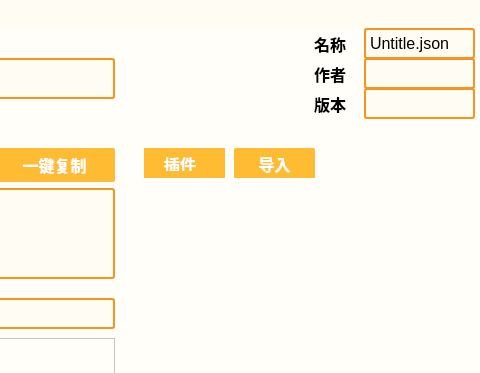
First picture: the form in mainwindow.ui, repository Zao-chen/ZcCommandEditor, before the edit; both pictures show x 976 to 1456 and y 0 to 373 of the 1456 by 688 pixel window.
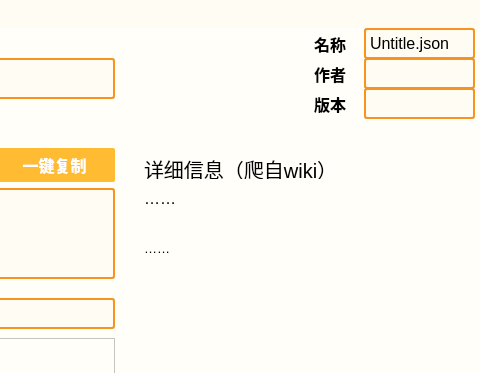
Second picture: the form after the edit.

Commit message: 1.3 自动读取指令包表并导入；指令介绍自wiki爬虫（半成品）

Diff of the .ui file:
```diff
--- a/mainwindow.ui
+++ b/mainwindow.ui
@@ -773,44 +773,6 @@
      </rect>
     </property>
    </widget>
-   <widget class="QComboBox" name="comboBox_2">
-    <property name="geometry">
-     <rect>
-      <x>1120</x>
-      <y>120</y>
-      <width>81</width>
-      <height>31</height>
-     </rect>
-    </property>
-    <item>
-     <property name="text">
-      <string>插件</string>
-     </property>
-    </item>
-   </widget>
-   <widget class="QPushButton" name="pushButton">
-    <property name="geometry">
-     <rect>
-      <x>1210</x>
-      <y>120</y>
-      <width>81</width>
-      <height>31</height>
-     </rect>
-    </property>
-    <property name="text">
-     <string>导入</string>
-    </property>
-   </widget>
-   <widget class="QWidget" name="widget" native="true">
-    <property name="geometry">
-     <rect>
-      <x>1120</x>
-      <y>150</y>
-      <width>331</width>
-      <height>461</height>
-     </rect>
-    </property>
-   </widget>
    <widget class="QLabel" name="label_11">
     <property name="geometry">
      <rect>
@@ -954,6 +916,115 @@
      <string>Untitle.json</string>
     </property>
    </widget>
+   <widget class="QWidget" name="widget" native="true">
+    <property name="geometry">
+     <rect>
+      <x>1110</x>
+      <y>120</y>
+      <width>330</width>
+      <height>511</height>
+     </rect>
+    </property>
+    <widget class="QLabel" name="label_13">
+     <property name="geometry">
+      <rect>
+       <x>10</x>
+       <y>10</y>
+       <width>191</width>
+       <height>21</height>
+      </rect>
+     </property>
+     <property name="font">
+      <font>
+       <pointsize>15</pointsize>
+      </font>
+     </property>
+     <property name="text">
+      <string>详细信息（爬自wiki）</string>
+     </property>
+    </widget>
+    <widget class="QLabel" name="label_command">
+     <property name="geometry">
+      <rect>
+       <x>10</x>
+       <y>40</y>
+       <width>191</width>
+       <height>21</height>
+      </rect>
+     </property>
+     <property name="font">
+      <font>
+       <pointsize>12</pointsize>
+      </font>
+     </property>
+     <property name="text">
+      <string>……</string>
+     </property>
+    </widget>
+    <widget class="QLabel" name="label_des">
+     <property name="geometry">
+      <rect>
+       <x>10</x>
+       <y>70</y>
+       <width>311</width>
+       <height>61</height>
+      </rect>
+     </property>
+     <property name="font">
+      <font>
+       <pointsize>10</pointsize>
+      </font>
+     </property>
+     <property name="text">
+      <string>……</string>
+     </property>
+     <property name="wordWrap">
+      <bool>true</bool>
+     </property>
+    </widget>
+    <widget class="QLabel" name="label_des_2">
+     <property name="geometry">
+      <rect>
+       <x>10</x>
+       <y>140</y>
+       <width>311</width>
+       <height>61</height>
+      </rect>
+     </property>
+     <property name="font">
+      <font>
+       <pointsize>10</pointsize>
+      </font>
+     </property>
+     <property name="text">
+      <string/>
+     </property>
+     <property name="wordWrap">
+      <bool>true</bool>
+     </property>
+    </widget>
+    <widget class="QLabel" name="label_des_3">
+     <property name="geometry">
+      <rect>
+       <x>10</x>
+       <y>220</y>
+       <width>311</width>
+       <height>281</height>
+      </rect>
+     </property>
+     <property name="font">
+      <font>
+       <pointsize>10</pointsize>
+      </font>
+     </property>
+     <property name="text">
+      <string/>
+     </property>
+     <property name="wordWrap">
+      <bool>true</bool>
+     </property>
+    </widget>
+   </widget>
   </widget>
   <widget class="QMenuBar" name="menubar">
    <property name="geometry">
```
The commit also changes 5 other files.
